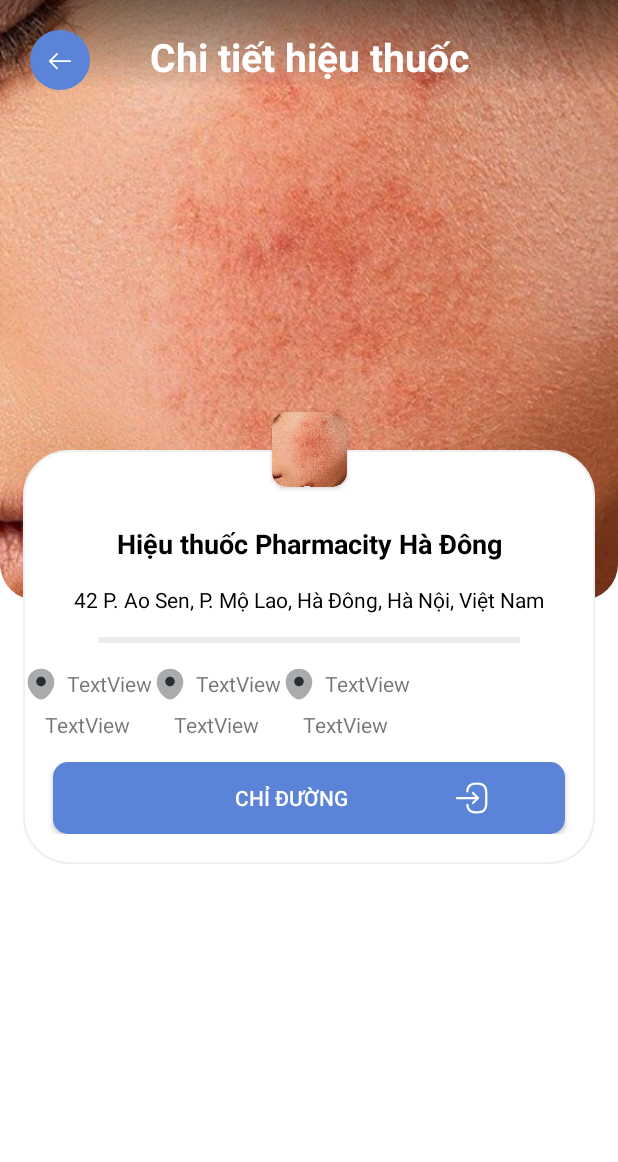
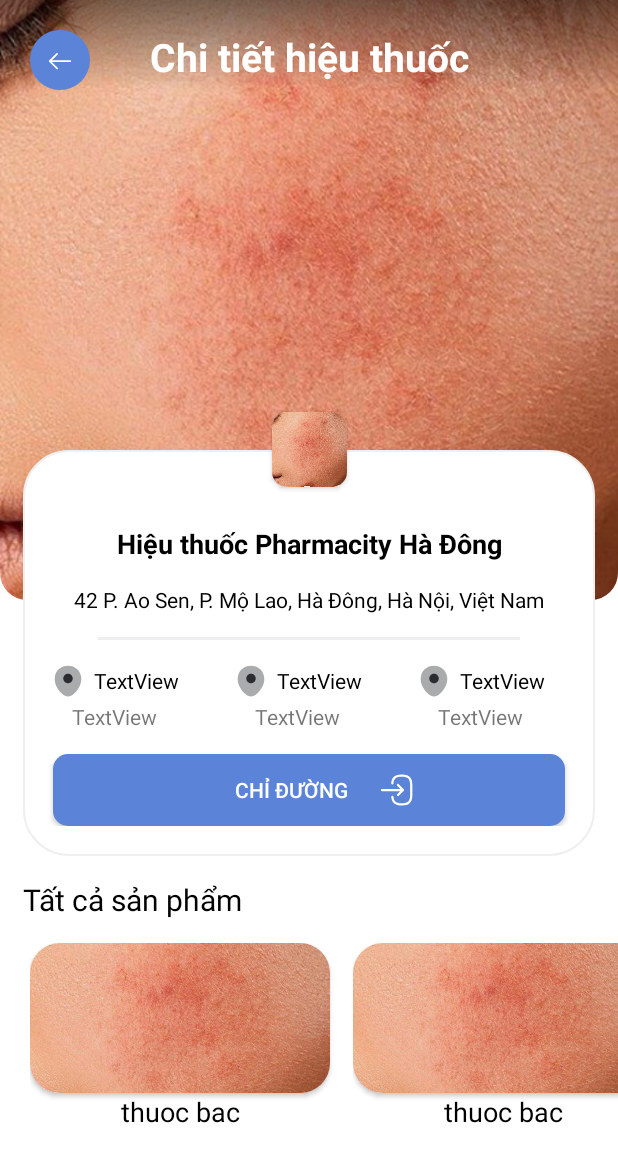
Before and after one commit to thang44hdai/DermatologyApp, an Android app: the layout fragment_pharmacy_detail.xml on its own in the app's theme, with its tools: preview values and no code run, on a phone screen of 412 x 824 dp. Shown: the top 1162 px of the screen. Run offline under Robolectric (Android 15) with nearby library versions, the light colour scheme and no system bars.

Commit message:
feat: detail pharmacy

```diff
--- a/app/src/main/java/com/example/safeaid/screens/map/MapFragment.kt
+++ b/app/src/main/java/com/example/safeaid/screens/map/MapFragment.kt
@@ -25,6 +25,7 @@ import com.example.safeaid.core.utils.doIfSuccess
 import com.example.safeaid.screens.camera.ScanResultFragment
 import com.example.safeaid.screens.camera.viewmodel.PredictState
 import com.example.safeaid.screens.map.bottom_sheet.PharmacyBottomSheet
+import com.example.safeaid.screens.pharmacy.PharmacyDetailFragment
 import com.google.android.gms.location.FusedLocationProviderClient
 import com.google.android.gms.location.LocationServices
 import dagger.hilt.android.AndroidEntryPoint
@@ -115,6 +116,10 @@ class MapFragment : BaseFragment<FragmentMapBinding>() {
                         bottomSheet.setOnClick(object :
                             PharmacyBottomSheet.OnClickPharmacyBottomSheet {
                             override fun onClickViewDetail(data: PharmacyResponse) {
+                                val bundle = Bundle()
+                                bundle.putSerializable(PharmacyDetailFragment.ARG, data)
+                                bundle.putBoolean(PharmacyDetailFragment.IS_DIRECTION, false)
+                                findNavController().navigate(R.id.pharmacyDetailFragment, bundle)
                             }
 
                             override fun onClickDirection(data: PharmacyResponse) {
--- a/app/src/main/java/com/example/safeaid/screens/map/bottom_sheet/PharmacyBottomSheet.kt
+++ b/app/src/main/java/com/example/safeaid/screens/map/bottom_sheet/PharmacyBottomSheet.kt
@@ -98,10 +98,7 @@ class PharmacyBottomSheet : BottomSheetDialogFragment() {
 
     private fun setupListener() {
         binding.btnViewDetail.setOnClickListener {
-            Toast.makeText(requireContext(), "Xem chi tiết ${pharmacy?.name}", Toast.LENGTH_SHORT)
-                .show()
             pharmacy?.let { it1 -> onClick?.onClickViewDetail(it1) }
-            dismiss()
         }
 
         binding.btnDirection.setOnClickListener {
--- a/app/src/main/res/drawable/bg_card_bottom_rounded.xml
+++ b/app/src/main/res/drawable/bg_card_bottom_rounded.xml
@@ -3,8 +3,8 @@
     <solid android:color="@android:color/white" />
 
     <corners
-        android:bottomLeftRadius="24dp"
-        android:bottomRightRadius="24dp"
+        android:bottomLeftRadius="18dp"
+        android:bottomRightRadius="18dp"
         android:topLeftRadius="0dp"
         android:topRightRadius="0dp" />
 </shape>
--- a/app/src/main/res/layout/fragment_pharmacy_detail.xml
+++ b/app/src/main/res/layout/fragment_pharmacy_detail.xml
@@ -89,7 +89,7 @@
                 <View
                     android:id="@+id/line"
                     android:layout_width="0dp"
-                    android:layout_height="4dp"
+                    android:layout_height="2dp"
                     android:layout_marginHorizontal="50dp"
                     android:layout_marginTop="15dp"
                     android:background="#EEEDF0"
@@ -99,11 +99,12 @@
 
                 <androidx.recyclerview.widget.RecyclerView
                     android:id="@+id/rcv_rate"
-                    android:layout_width="match_parent"
+                    android:layout_width="0dp"
                     android:layout_height="wrap_content"
                     android:layout_marginTop="15dp"
                     android:orientation="horizontal"
                     app:layoutManager="androidx.recyclerview.widget.LinearLayoutManager"
+                    app:layout_constraintEnd_toEndOf="parent"
                     app:layout_constraintStart_toStartOf="parent"
                     app:layout_constraintTop_toBottomOf="@+id/line"
                     tools:itemCount="3"
@@ -117,7 +118,7 @@
                     android:layout_marginTop="15dp"
                     android:background="@drawable/bg_btn_login"
                     android:drawableEnd="@drawable/ic_go_to_location"
-                    android:paddingHorizontal="50dp"
+                    android:paddingHorizontal="100dp"
                     android:text="Chỉ đường"
                     android:textColor="@color/white"
                     app:layout_constraintEnd_toEndOf="parent"
@@ -142,6 +143,30 @@
                     android:scaleType="centerCrop"
                     android:src="@drawable/bg_take" />
             </androidx.cardview.widget.CardView>
+
+            <TextView
+                android:id="@+id/medicines"
+                android:layout_width="wrap_content"
+                android:layout_height="wrap_content"
+                android:layout_marginTop="15dp"
+                android:text="Tất cả sản phẩm"
+                android:textColor="@color/black"
+                android:textSize="20sp"
+                app:layout_constraintStart_toStartOf="@+id/layout_infor"
+                app:layout_constraintTop_toBottomOf="@+id/layout_infor" />
+
+            <androidx.recyclerview.widget.RecyclerView
+                android:id="@+id/rcv_medicines"
+                android:layout_width="match_parent"
+                android:layout_height="wrap_content"
+                android:layout_marginTop="15dp"
+                android:clipToPadding="false"
+                android:orientation="horizontal"
+                android:paddingStart="20dp"
+                app:layoutManager="androidx.recyclerview.widget.LinearLayoutManager"
+                app:layout_constraintStart_toStartOf="parent"
+                app:layout_constraintTop_toBottomOf="@+id/medicines"
+                tools:listitem="@layout/item_medicine" />
         </androidx.constraintlayout.widget.ConstraintLayout>
     </androidx.core.widget.NestedScrollView>
 </layout>
--- /dev/null
+++ b/app/src/main/res/layout/item_medicine.xml
@@ -0,0 +1,36 @@
+<?xml version="1.0" encoding="utf-8"?>
+<androidx.constraintlayout.widget.ConstraintLayout xmlns:android="http://schemas.android.com/apk/res/android"
+    xmlns:app="http://schemas.android.com/apk/res-auto"
+    android:layout_width="wrap_content"
+    android:layout_height="wrap_content">
+
+    <androidx.cardview.widget.CardView
+        android:id="@+id/cv"
+        android:layout_width="wrap_content"
+        android:layout_height="wrap_content"
+        android:layout_marginEnd="15dp"
+        app:cardCornerRadius="20dp"
+        app:layout_constraintEnd_toEndOf="parent"
+        app:layout_constraintStart_toStartOf="parent"
+        app:layout_constraintTop_toTopOf="parent">
+
+        <androidx.appcompat.widget.AppCompatImageView
+            android:id="@+id/imv"
+            android:layout_width="200dp"
+            android:layout_height="100dp"
+            android:scaleType="centerCrop"
+            android:src="@drawable/bg_take" />
+    </androidx.cardview.widget.CardView>
+
+    <TextView
+        android:id="@+id/tv_name"
+        android:layout_width="wrap_content"
+        android:layout_height="wrap_content"
+        android:text="thuoc bac"
+        android:textColor="@color/black"
+        android:textSize="18sp"
+        app:layout_constraintEnd_toEndOf="@+id/cv"
+        app:layout_constraintStart_toStartOf="@+id/cv"
+        app:layout_constraintTop_toBottomOf="@+id/cv" />
+
+</androidx.constraintlayout.widget.ConstraintLayout>
--- a/app/src/main/res/layout/item_rate.xml
+++ b/app/src/main/res/layout/item_rate.xml
@@ -3,6 +3,7 @@
     xmlns:app="http://schemas.android.com/apk/res-auto"
     android:layout_width="wrap_content"
     android:layout_height="wrap_content"
+    android:layout_marginHorizontal="18dp"
     android:gravity="center_horizontal"
     android:orientation="vertical">
 
@@ -23,14 +24,15 @@
             android:layout_width="wrap_content"
             android:layout_height="wrap_content"
             android:layout_marginStart="5dp"
-            android:text="TextView" />
+            android:text="TextView"
+            android:textColor="@color/black" />
     </LinearLayout>
 
     <TextView
         android:id="@+id/tv_name"
         android:layout_width="wrap_content"
         android:layout_height="wrap_content"
-        android:layout_marginTop="5dp"
+        android:layout_marginTop="2dp"
         android:gravity="center_horizontal"
         android:text="TextView" />
 </LinearLayout>
--- a/app/src/main/res/navigation/nav_main.xml
+++ b/app/src/main/res/navigation/nav_main.xml
@@ -2,7 +2,7 @@
 <navigation xmlns:android="http://schemas.android.com/apk/res/android"
     xmlns:app="http://schemas.android.com/apk/res-auto"
     android:id="@+id/nav_main"
-    app:startDestination="@id/mainScreen">
+    app:startDestination="@id/loginFragment">
 
     <fragment
         android:id="@+id/mainScreen"
@@ -59,4 +59,8 @@
         android:id="@+id/detailHistoryFragment"
         android:name="com.example.safeaid.screens.history.DetailHistoryFragment"
         android:label="DetailHistoryFragment" />
+    <fragment
+        android:id="@+id/pharmacyDetailFragment"
+        android:name="com.example.safeaid.screens.pharmacy.PharmacyDetailFragment"
+        android:label="PharmacyDetailFragment" />
 </navigation>
```
Also changed, not shown: app/src/main/java/com/example/safeaid/screens/pharmacy/PharmacyDetailFragment.kt (+59 -18 lines), app/src/main/java/com/example/safeaid/screens/pharmacy/adapter/RateAdapter.kt (added, +35 -0 lines), app/src/main/java/com/example/safeaid/screens/pharmacy/data/RateItem.kt (added, +7 -0 lines).
